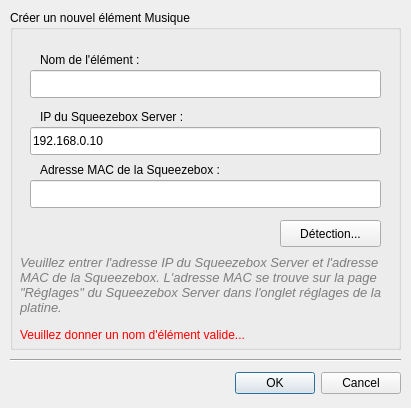
The window that data/DialogNewAudio.ui (calaos/calaos_installer) describes before a commit, drawn with Qt 5.
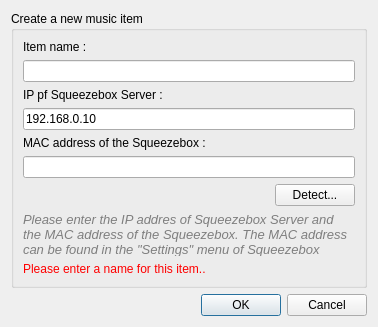
The same window after the commit. Icons and pictures are not drawn.

Commit message: Use QLayout when possible, and start translation in english ...

What changed in the file:
```diff
--- a/data/DialogNewAudio.ui
+++ b/data/DialogNewAudio.ui
@@ -6,8 +6,8 @@
    <rect>
     <x>0</x>
     <y>0</y>
-    <width>411</width>
-    <height>408</height>
+    <width>378</width>
+    <height>327</height>
    </rect>
   </property>
   <property name="sizePolicy">
@@ -16,18 +16,6 @@
     <verstretch>0</verstretch>
    </sizepolicy>
   </property>
-  <property name="minimumSize">
-   <size>
-    <width>411</width>
-    <height>408</height>
-   </size>
-  </property>
-  <property name="maximumSize">
-   <size>
-    <width>411</width>
-    <height>408</height>
-   </size>
-  </property>
   <property name="font">
    <font>
     <weight>50</weight>
@@ -44,79 +32,88 @@
   <property name="modal">
    <bool>true</bool>
   </property>
-  <widget class="QDialogButtonBox" name="buttonBox">
-   <property name="geometry">
-    <rect>
-     <x>10</x>
-     <y>370</y>
-     <width>391</width>
-     <height>27</height>
-    </rect>
-   </property>
-   <property name="orientation">
-    <enum>Qt::Horizontal</enum>
-   </property>
-   <property name="standardButtons">
-    <set>QDialogButtonBox::Cancel|QDialogButtonBox::Ok</set>
-   </property>
-  </widget>
-  <widget class="Line" name="line">
-   <property name="geometry">
-    <rect>
-     <x>10</x>
-     <y>350</y>
-     <width>391</width>
-     <height>20</height>
-    </rect>
-   </property>
-   <property name="orientation">
-    <enum>Qt::Horizontal</enum>
-   </property>
-  </widget>
+  <layout class="QVBoxLayout" name="verticalLayout">
+   <item>
   <widget class="QGroupBox" name="groupBox">
-   <property name="geometry">
-    <rect>
-     <x>10</x>
-     <y>10</y>
-     <width>391</width>
-     <height>340</height>
-    </rect>
-   </property>
    <property name="title">
-    <string>Créer un nouvel élément Musique</string>
-   </property>
+      <string>Create a new music item</string>
+     </property>
+     <layout class="QVBoxLayout" name="verticalLayout_2">
+      <property name="spacing">
+       <number>6</number>
+      </property>
+      <property name="leftMargin">
+       <number>9</number>
+      </property>
+      <property name="topMargin">
+       <number>9</number>
+      </property>
+      <property name="rightMargin">
+       <number>9</number>
+      </property>
+      <property name="bottomMargin">
+       <number>9</number>
+      </property>
+      <item>
    <widget class="QLabel" name="label">
-    <property name="geometry">
-     <rect>
-      <x>30</x>
-      <y>40</y>
-      <width>231</width>
+        <property name="text">
+         <string>Item name :</string>
+        </property>
+       </widget>
+      </item>
+      <item>
+       <widget class="QLineEdit" name="edit_name"/>
+      </item>
+      <item>
+       <widget class="QLabel" name="label_2">
+        <property name="text">
+         <string>IP pf Squeezebox Server :</string>
+        </property>
+       </widget>
+      </item>
+      <item>
+       <widget class="QLineEdit" name="edit_ip">
+        <property name="text">
+         <string>192.168.0.10</string>
+        </property>
+       </widget>
+      </item>
+      <item>
+       <widget class="QLabel" name="label_4">
+        <property name="text">
+         <string>MAC address of the Squeezebox :</string>
+        </property>
+       </widget>
+      </item>
+      <item>
+       <widget class="QLineEdit" name="edit_mac"/>
+      </item>
+      <item>
+       <layout class="QHBoxLayout" name="horizontalLayout">
+        <item>
+         <spacer name="horizontalSpacer">
+          <property name="orientation">
+           <enum>Qt::Horizontal</enum>
+          </property>
+          <property name="sizeHint" stdset="0">
+           <size>
+            <width>40</width>
       <height>20</height>
-     </rect>
-    </property>
+           </size>
+          </property>
+         </spacer>
+        </item>
+        <item>
+         <widget class="QPushButton" name="pushButton">
     <property name="text">
-     <string>Nom de l'élément :</string>
-    </property>
-   </widget>
-   <widget class="QLineEdit" name="edit_name">
-    <property name="geometry">
-     <rect>
-      <x>20</x>
-      <y>60</y>
-      <width>351</width>
-      <height>28</height>
-     </rect>
-    </property>
-   </widget>
+           <string>Detect...</string>
+          </property>
+         </widget>
+        </item>
+       </layout>
+      </item>
+      <item>
    <widget class="QLabel" name="label_3">
-    <property name="geometry">
-     <rect>
-      <x>10</x>
-      <y>240</y>
-      <width>371</width>
-      <height>71</height>
-     </rect>
-    </property>
     <property name="palette">
      <palette>
       <active>
@@ -190,8 +187,8 @@
      <string>&lt;!DOCTYPE HTML PUBLIC &quot;-//W3C//DTD HTML 4.0//EN&quot; &quot;http://www.w3.org/TR/REC-html40/strict.dtd&quot;&gt;
 &lt;html&gt;&lt;head&gt;&lt;meta name=&quot;qrichtext&quot; content=&quot;1&quot; /&gt;&lt;style type=&quot;text/css&quot;&gt;
 p, li { white-space: pre-wrap; }
-&lt;/style&gt;&lt;/head&gt;&lt;body style=&quot; font-family:'DejaVu Sans'; font-size:10pt; font-weight:400; font-style:italic;&quot;&gt;
-&lt;p style=&quot; margin-top:0px; margin-bottom:0px; margin-left:0px; margin-right:0px; -qt-block-indent:0; text-indent:0px;&quot;&gt;Veuillez entrer l'adresse IP du Squeezebox Server et l'adresse MAC de la Squeezebox. L'adresse MAC se trouve sur la page &quot;Réglages&quot; du Squeezebox Server dans l'onglet réglages de la platine.&lt;/p&gt;&lt;/body&gt;&lt;/html&gt;</string>
+&lt;/style&gt;&lt;/head&gt;&lt;body style=&quot; font-family:'Sans Serif'; font-size:9pt; font-weight:400; font-style:italic;&quot;&gt;
+&lt;p style=&quot; margin-top:0px; margin-bottom:0px; margin-left:0px; margin-right:0px; -qt-block-indent:0; text-indent:0px;&quot;&gt;&lt;span style=&quot; font-family:'DejaVu Sans'; font-size:10pt;&quot;&gt;Please enter the IP addres of Squeezebox Server and the MAC address of the Squeezebox. The MAC address can be found in the &amp;quot;Settings&amp;quot; menu of Squeezebox Server int the tab Informations.&lt;/span&gt;&lt;/p&gt;&lt;/body&gt;&lt;/html&gt;</string>
     </property>
     <property name="textFormat">
      <enum>Qt::AutoText</enum>
@@ -200,15 +197,9 @@
      <bool>true</bool>
     </property>
    </widget>
+      </item>
+      <item>
    <widget class="QLabel" name="label_error_empty">
-    <property name="geometry">
-     <rect>
-      <x>10</x>
-      <y>314</y>
-      <width>370</width>
-      <height>21</height>
-     </rect>
-    </property>
     <property name="sizePolicy">
      <sizepolicy hsizetype="Fixed" vsizetype="Fixed">
       <horstretch>0</horstretch>
@@ -253,72 +244,24 @@
      </palette>
     </property>
     <property name="text">
-     <string>Veuillez donner un nom d'élément valide...</string>
-    </property>
-   </widget>
-   <widget class="QLabel" name="label_2">
-    <property name="geometry">
-     <rect>
-      <x>30</x>
-      <y>97</y>
-      <width>200</width>
-      <height>20</height>
-     </rect>
-    </property>
-    <property name="text">
-     <string>IP du Squeezebox Server :</string>
-    </property>
-   </widget>
-   <widget class="QLineEdit" name="edit_ip">
-    <property name="geometry">
-     <rect>
-      <x>20</x>
-      <y>117</y>
-      <width>351</width>
-      <height>28</height>
-     </rect>
-    </property>
-    <property name="text">
-     <string>192.168.0.10</string>
-    </property>
-   </widget>
-   <widget class="QLabel" name="label_4">
-    <property name="geometry">
-     <rect>
-      <x>30</x>
-      <y>150</y>
-      <width>250</width>
-      <height>20</height>
-     </rect>
-    </property>
-    <property name="text">
-     <string>Adresse MAC de la Squeezebox :</string>
-    </property>
-   </widget>
-   <widget class="QLineEdit" name="edit_mac">
-    <property name="geometry">
-     <rect>
-      <x>20</x>
-      <y>170</y>
-      <width>351</width>
-      <height>28</height>
-     </rect>
-    </property>
-   </widget>
-   <widget class="QPushButton" name="pushButton">
-    <property name="geometry">
-     <rect>
-      <x>270</x>
-      <y>210</y>
-      <width>101</width>
-      <height>27</height>
-     </rect>
-    </property>
-    <property name="text">
-     <string>Détection...</string>
-    </property>
-   </widget>
-  </widget>
+         <string>Please enter a name for this item..</string>
+        </property>
+       </widget>
+      </item>
+     </layout>
+    </widget>
+   </item>
+   <item>
+    <widget class="QDialogButtonBox" name="buttonBox">
+     <property name="orientation">
+      <enum>Qt::Horizontal</enum>
+     </property>
+     <property name="standardButtons">
+      <set>QDialogButtonBox::Cancel|QDialogButtonBox::Ok</set>
+     </property>
+    </widget>
+   </item>
+  </layout>
  </widget>
  <resources>
   <include location="resources.qrc"/>
```
Lines whose indentation alone changed are shown as unchanged. The commit also changes 15 other files.
